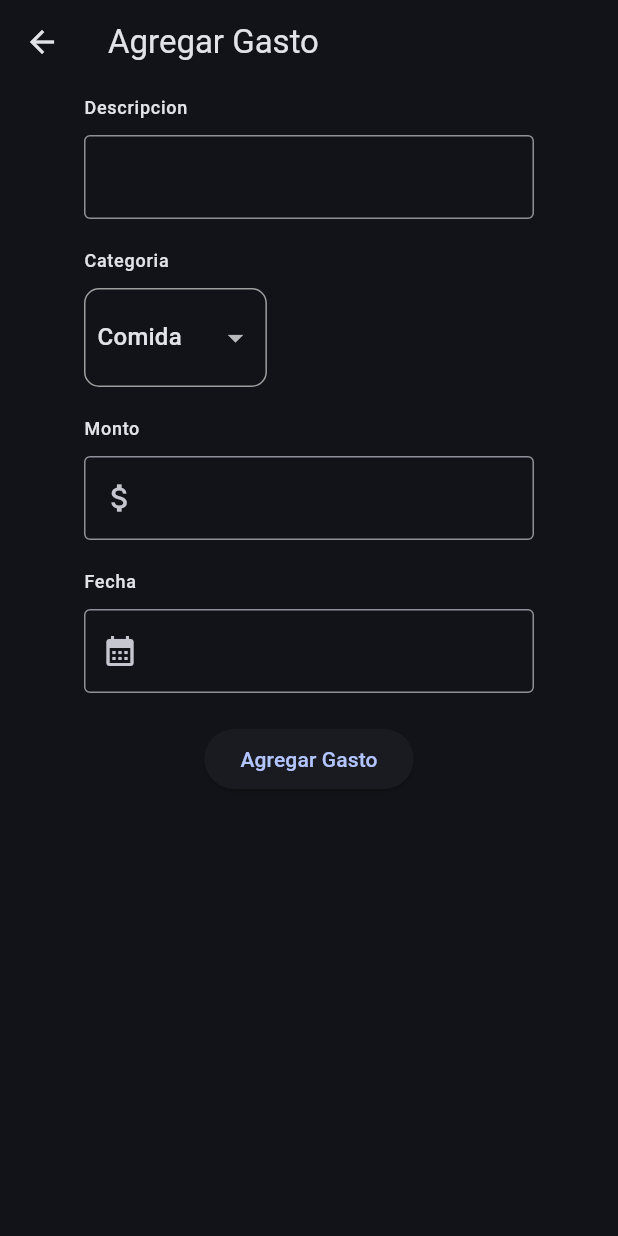
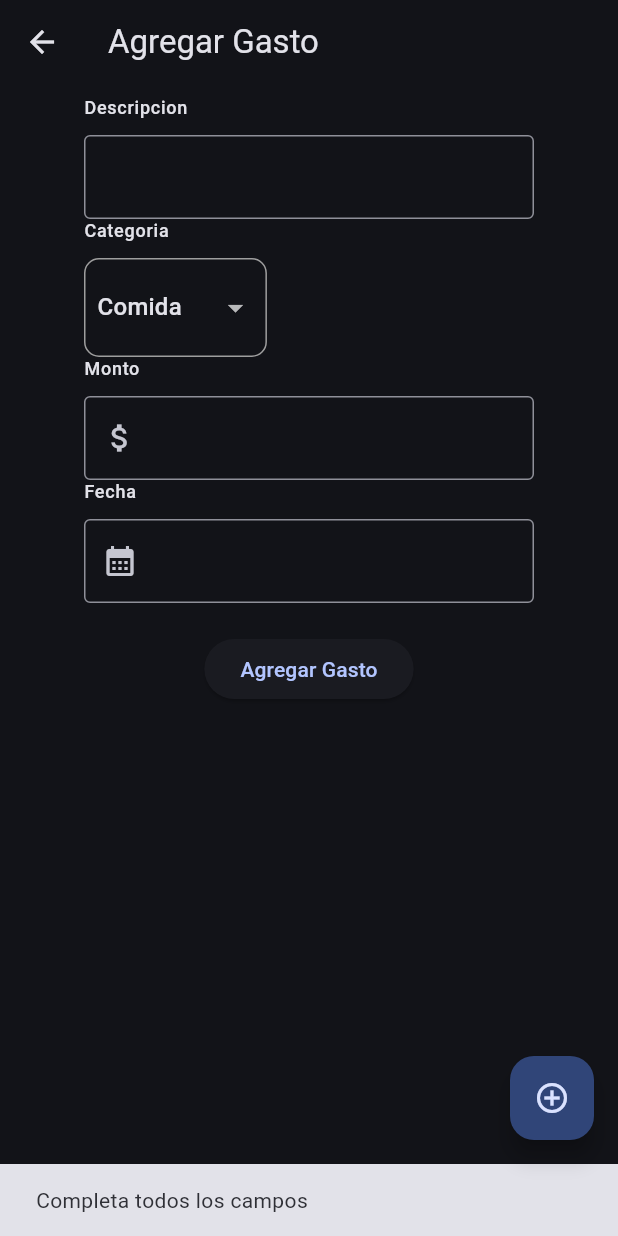
Before and after one commit to EAhumada08/gasto-0, a Flutter app: the AgregarGasto screen opened by its route, after a tap on "Agregar Gasto", on a phone screen of 412 x 824 dp. Run offline on Flutter 3.47's test engine with Material 3 defaults, Android fonts, the phone set to English and light mode, and no system bars; our stand-ins replace fl_chart, flutter_secure_storage; accounts and stored records are empty; network calls fail; statements that could not run were skipped.

Commit message:
Tabla-gastos-Agregar-gastos

```diff
--- a/lib/core/services/auth_service.dart
+++ b/lib/core/services/auth_service.dart
@@ -4,7 +4,7 @@ import 'package:gasto_0/Models/user.dart';
 import 'package:http/http.dart' as http;
 
 class AuthService {
-  static const String _baseUrl = 'http://10.0.2.2:3000/api/auth/';
+  static const String _baseUrl = 'http://localhost:3000/api/auth/';
   static const String _userKey = 'user';
   static const String _tokenKey = 'token';
 
--- a/lib/features/auth/providers/auth_provider.dart
+++ b/lib/features/auth/providers/auth_provider.dart
@@ -36,4 +36,8 @@ class AuthProvider extends ChangeNotifier {
     await _authService.logout();
     notifyListeners();
   }
+
+  Future<String?> getToken() async {
+    return await _authService.getToken();
+  }
 }
--- a/lib/features/gastos/screens/agregar_gasto.dart
+++ b/lib/features/gastos/screens/agregar_gasto.dart
@@ -1,5 +1,9 @@
 import 'package:flutter/material.dart';
 import 'package:gasto_0/core/widgets/input.dart';
+import 'package:http/http.dart' as http;
+import 'dart:convert';
+import 'package:provider/provider.dart';
+import 'package:gasto_0/features/auth/providers/auth_provider.dart';
 
 class AgregarGasto extends StatefulWidget {
   const AgregarGasto({super.key});
@@ -11,10 +15,9 @@ class AgregarGasto extends StatefulWidget {
 class _AgregarGastoState extends State<AgregarGasto> {
   String _selectedValueOfCategory = 'comida';
   final TextEditingController descripcionController = TextEditingController();
-
   final TextEditingController fechaController = TextEditingController();
-
   final TextEditingController montoController = TextEditingController();
+  bool _saving = false;
 
   @override
   Widget build(BuildContext context) {
@@ -30,7 +33,6 @@ class _AgregarGastoState extends State<AgregarGasto> {
             children: [
               Column(
                 crossAxisAlignment: CrossAxisAlignment.start,
-                spacing: 20,
                 children: [
                   Input(
                       label: 'Descripcion', controller: descripcionController),
@@ -47,27 +49,85 @@ class _AgregarGastoState extends State<AgregarGasto> {
                   ),
                 ],
               ),
-              SizedBox(
-                height: 20,
-              ),
-              ElevatedButton(
-                onPressed: () {
-                  // Lógica para agregar gasto
-                },
-                child: const Text('Agregar Gasto'),
-              ),
+              const SizedBox(height: 20),
+              _saving
+                  ? const CircularProgressIndicator()
+                  : ElevatedButton(
+                      onPressed: () async {
+                        final descripcion = descripcionController.text;
+                        final monto = montoController.text;
+                        final fecha = fechaController.text;
+                        final categoria = _selectedValueOfCategory;
+
+                        if (descripcion.isEmpty ||
+                            monto.isEmpty ||
+                            fecha.isEmpty) {
+                          ScaffoldMessenger.of(context).showSnackBar(
+                            const SnackBar(
+                                content: Text('Completa todos los campos')),
+                          );
+                          return;
+                        }
+
+                        setState(() {
+                          _saving = true;
+                        });
+
+                        // Obtén el token del Provider
+                        final authProvider =
+                            Provider.of<AuthProvider>(context, listen: false);
+                        final token = await authProvider.getToken();
+
+                        // Petición HTTP con token
+                        final response = await http.post(
+                          Uri.parse(
+                              'http://localhost:3000/api/gastos/agregar_gasto'),
+                          headers: {
+                            'Content-Type': 'application/json',
+                            'Authorization': 'Bearer $token',
+                          },
+                          body: jsonEncode({
+                            'descripcion': descripcion,
+                            'monto': double.tryParse(monto) ?? 0,
+                            'fecha': fecha,
+                            'categoria': categoria,
+                          }),
+                        );
+
+                        print('STATUS: ${response.statusCode}');
+                        print('BODY: ${response.body}');
+
+                        setState(() {
+                          _saving = false;
+                        });
+
+                        if (response.statusCode == 200 ||
+                            response.statusCode == 201) {
+                          Navigator.pop(
+                              context); // Regresa a la pantalla anterior
+                        } else {
+                          ScaffoldMessenger.of(context).showSnackBar(
+                            SnackBar(
+                                content: Text(
+                                    'Error al agregar gasto: ${response.body}')),
+                          );
+                        }
+                      },
+                      child: const Text('Agregar Gasto'),
+                    ),
             ],
           ),
         ),
       ),
+      floatingActionButton: FloatingActionButton(
+        onPressed: () async {
+          await Navigator.pushNamed(context, '/agregar_gasto');
+          // Refresca la tabla al volver
+          setState(() {});
+        },
+        child: const Icon(Icons.add_circle_outline),
+      ),
     );
-  }
-
-  void _verDatos() {
-    print('Descripcion: ${descripcionController.text}');
-    print('Categoria: $_selectedValueOfCategory');
-    print('Monto: ${montoController.text}');
-    print('Fecha: ${fechaController.text}');
   }
 
   Widget categoryDropDownButton() {
@@ -88,7 +148,7 @@ class _AgregarGastoState extends State<AgregarGasto> {
           child: DropdownButtonHideUnderline(
             child: DropdownButton(
               value: _selectedValueOfCategory,
-              items: [
+              items: const [
                 DropdownMenuItem(
                   value: 'comida',
                   child: Text('Comida'),
@@ -98,11 +158,11 @@ class _AgregarGastoState extends State<AgregarGasto> {
                   child: Text('Transporte'),
                 ),
               ],
-              onChanged: ((String? newValue) {
+              onChanged: (String? newValue) {
                 setState(() {
                   _selectedValueOfCategory = newValue!;
                 });
-              }),
+              },
             ),
           ),
         ),
```
Also changed, not shown: lib/features/home/data.dart (+35 -11 lines), lib/features/home/screens/dashboard.dart (+67 -13 lines).
